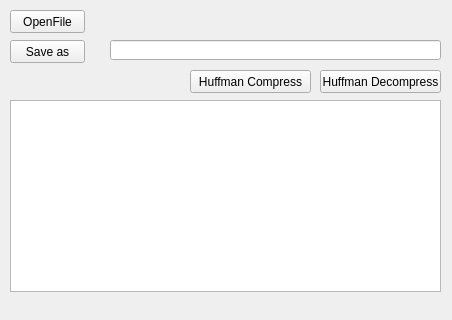
Above: mainwindow.ui from usownh/HuffmanCompress before the change. Below: the same form after it.
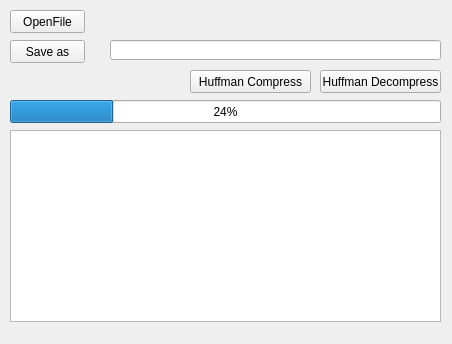
That is the form after the change.

Commit message:
adjust header format, add progress bar
use a single thread to excute the compress/decompress
codemap format in header adjust: key+codelength+code
add progress bar

```diff
--- a/mainwindow.ui
+++ b/mainwindow.ui
@@ -7,7 +7,7 @@
     <x>0</x>
     <y>0</y>
     <width>452</width>
-    <height>320</height>
+    <height>344</height>
    </rect>
   </property>
   <property name="windowTitle">
@@ -80,7 +80,7 @@
     <property name="geometry">
      <rect>
       <x>10</x>
-      <y>100</y>
+      <y>130</y>
       <width>431</width>
       <height>192</height>
      </rect>
@@ -99,6 +99,19 @@
      <string>Save as</string>
     </property>
    </widget>
+   <widget class="QProgressBar" name="progressBar">
+    <property name="geometry">
+     <rect>
+      <x>10</x>
+      <y>100</y>
+      <width>431</width>
+      <height>23</height>
+     </rect>
+    </property>
+    <property name="value">
+     <number>24</number>
+    </property>
+   </widget>
   </widget>
  </widget>
  <layoutdefault spacing="6" margin="11"/>
```
The commit also changes 3 other files.
